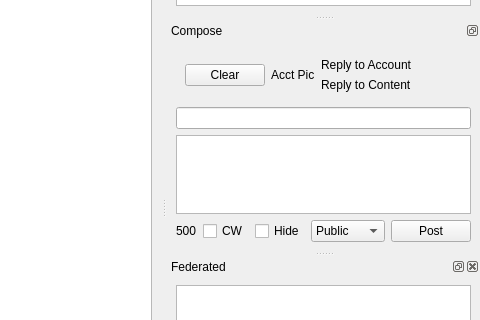
This is ui/main.ui in compufox/et as Qt 5 draws it before an edit; both pictures show x 306 to 786 and y 177 to 497 of the 786 by 770 pixel window. The edited form follows.
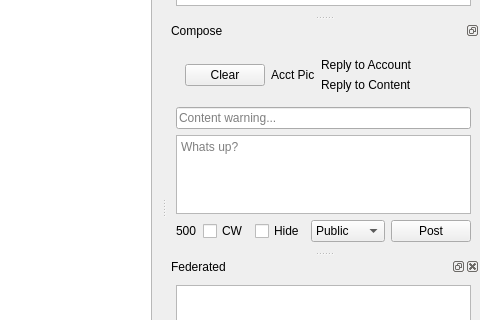
This is the edited form.

Commit message: latest eql5 fixes placeholderText bug in quic conversion

Patch:
```diff
--- a/ui/main.ui
+++ b/ui/main.ui
@@ -272,7 +272,11 @@
       </widget>
      </item>
      <item>
-      <widget class="QLineEdit" name="edt_compose_cw"/>
+      <widget class="QLineEdit" name="edt_compose_cw">
+       <property name="placeholderText">
+        <string>Content warning...</string>
+       </property>
+      </widget>
      </item>
      <item>
       <widget class="QPlainTextEdit" name="txt_compose_content">
@@ -282,6 +286,9 @@
          <verstretch>0</verstretch>
         </sizepolicy>
        </property>
+       <property name="placeholderText">
+        <string>Whats up?</string>
+       </property>
       </widget>
      </item>
      <item>
```
The commit also changes 1 other file.
